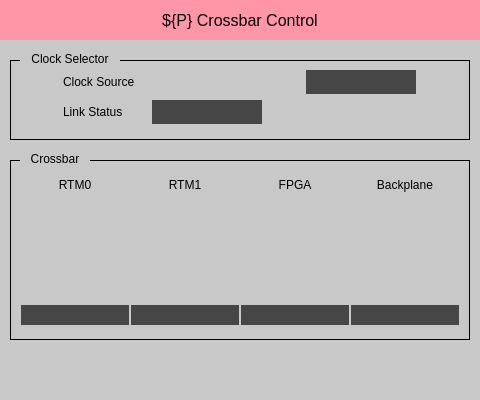
Above: mps_crossbar.ui from ad-build-test/pydm-mps before the change. Below: the same form after it.
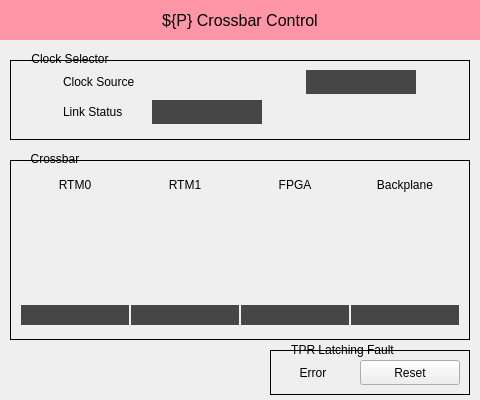
That is the form after the change. Custom widgets are drawn as their Qt base class.

Patch:
```diff
--- a/mps_crossbar.ui
+++ b/mps_crossbar.ui
@@ -35,7 +35,7 @@
     </rect>
    </property>
    <property name="styleSheet">
-    <string notr="true">background-color: rgb(200, 200, 200);</string>
+    <string notr="true"/>
    </property>
    <property name="frameShape">
     <enum>QFrame::NoFrame</enum>
@@ -597,12 +597,91 @@
      <string/>
     </property>
     <property name="styleSheet">
-     <string notr="true">background-color: rgb(200, 200, 200);</string>
+     <string notr="true"/>
     </property>
     <property name="filename" stdset="0">
      <string>lcls_mps_lockup_sidebyside_digital.png</string>
     </property>
    </widget>
+   <widget class="QFrame" name="frame_4">
+    <property name="geometry">
+     <rect>
+      <x>270</x>
+      <y>350</y>
+      <width>200</width>
+      <height>45</height>
+     </rect>
+    </property>
+    <property name="frameShape">
+     <enum>QFrame::Box</enum>
+    </property>
+    <property name="frameShadow">
+     <enum>QFrame::Plain</enum>
+    </property>
+    <widget class="PyDMPushButton" name="PyDMPushButton">
+     <property name="geometry">
+      <rect>
+       <x>90</x>
+       <y>10</y>
+       <width>100</width>
+       <height>25</height>
+      </rect>
+     </property>
+     <property name="toolTip">
+      <string/>
+     </property>
+     <property name="text">
+      <string>Reset</string>
+     </property>
+     <property name="channel" stdset="0">
+      <string>ca://${P}:TIMING_RX_ERR</string>
+     </property>
+     <property name="pressValue" stdset="0">
+      <string>0</string>
+     </property>
+    </widget>
+    <widget class="PyDMLabel" name="PyDMLabel_7">
+     <property name="geometry">
+      <rect>
+       <x>10</x>
+       <y>10</y>
+       <width>66</width>
+       <height>25</height>
+      </rect>
+     </property>
+     <property name="toolTip">
+      <string/>
+     </property>
+     <property name="text">
+      <string>Error</string>
+     </property>
+     <property name="alignment">
+      <set>Qt::AlignCenter</set>
+     </property>
+     <property name="alarmSensitiveContent" stdset="0">
+      <bool>true</bool>
+     </property>
+     <property name="channel" stdset="0">
+      <string>ca://${P}:TIMING_RX_ERR_RBV</string>
+     </property>
+    </widget>
+   </widget>
+   <widget class="QLabel" name="label_10">
+    <property name="geometry">
+     <rect>
+      <x>280</x>
+      <y>340</y>
+      <width>125</width>
+      <height>20</height>
+     </rect>
+    </property>
+    <property name="text">
+     <string>TPR Latching Fault</string>
+    </property>
+    <property name="alignment">
+     <set>Qt::AlignCenter</set>
+    </property>
+   </widget>
   </widget>
  </widget>
  <customwidgets>
@@ -611,16 +690,21 @@
    <extends>QLabel</extends>
    <header>pydm.widgets.label</header>
   </customwidget>
-  <customwidget>
-   <class>PyDMEnumButton</class>
-   <extends>QWidget</extends>
-   <header>pydm.widgets.enum_button</header>
-  </customwidget>
   <customwidget>
    <class>PyDMDrawingImage</class>
    <extends>QWidget</extends>
    <header>pydm.widgets.drawing</header>
   </customwidget>
+  <customwidget>
+   <class>PyDMEnumButton</class>
+   <extends>QWidget</extends>
+   <header>pydm.widgets.enum_button</header>
+  </customwidget>
+  <customwidget>
+   <class>PyDMPushButton</class>
+   <extends>QPushButton</extends>
+   <header>pydm.widgets.pushbutton</header>
+  </customwidget>
  </customwidgets>
  <resources/>
  <connections/>
```
